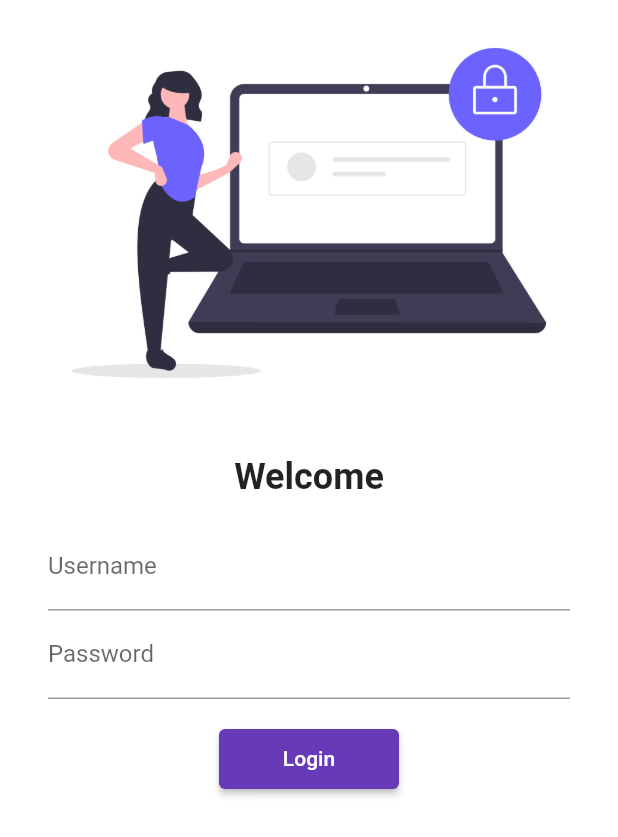
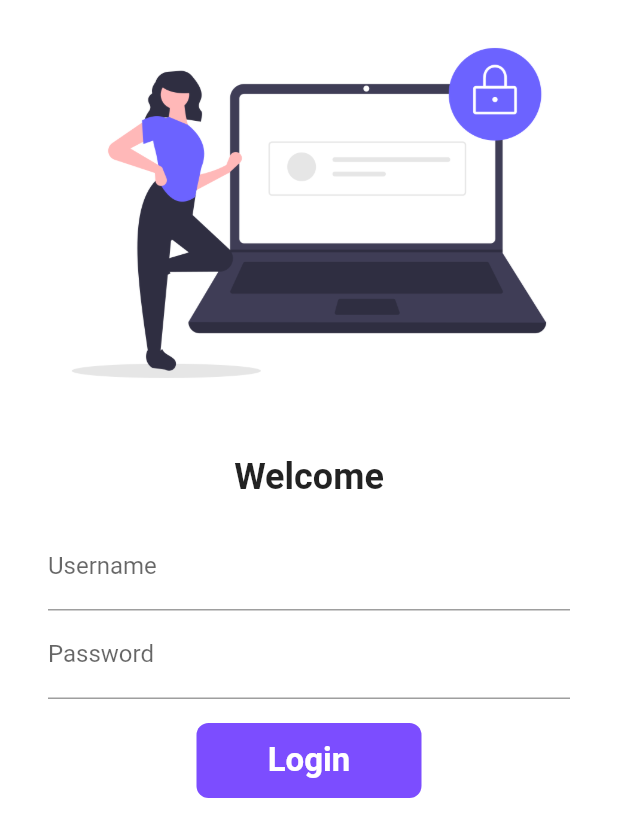
Before and after one commit to XaynMirxa22/flutter_learning, a Flutter app: the screen it shows after launch, on a phone screen of 412 x 824 dp. Shown: the top 837 px of the screen. Run offline on Flutter 3.47's test engine with Material 2 defaults, Android fonts, the phone set to English and light mode, and no system bars; our stand-ins replace google_fonts; Roboto replaces fonts that are missing (Laila).

Commit message:
Part 6 Done

```diff
--- a/lib/pages/part_4.dart
+++ b/lib/pages/part_4.dart
@@ -1,8 +1,15 @@
 import 'package:flutter/material.dart';
 import 'package:lesson_1/utils/routes.dart';
 
-class Part4 extends StatelessWidget {
+class Part4 extends StatefulWidget {
   const Part4({Key? key}) : super(key: key);
+
+  @override
+  State<Part4> createState() => _Part4State();
+}
+
+class _Part4State extends State<Part4> {
+  bool requestApi = false;
 
   @override
   Widget build(BuildContext context) {
@@ -41,12 +48,45 @@ class Part4 extends StatelessWidget {
                 ],
               ),
             ),
-            ElevatedButton(
-                onPressed: () {
-                  Navigator.pushNamed(context, MyRoutes.homeRoute);
-                },
-                child: const Text("Login"),
-                style: TextButton.styleFrom(minimumSize: const Size(120, 40)))
+
+            InkWell(
+              onTap: () async {
+                setState(() {
+                  requestApi = true;
+                });
+
+                await Future.delayed(const Duration(seconds: 2));
+                Navigator.pushReplacementNamed(context, MyRoutes.homeRoute);
+              },
+              child: AnimatedContainer(
+                duration: const Duration(seconds: 2),
+                width: requestApi ? 50.0 : 150.0,
+                height: 50.0,
+                alignment: Alignment.center,
+                child: requestApi
+                    ? const Icon(Icons.done, color: Colors.white)
+                    : const Text(
+                        "Login",
+                        style: TextStyle(
+                          color: Colors.white,
+                          fontWeight: FontWeight.bold,
+                          fontSize: 22.0,
+                        ),
+                      ),
+                decoration: BoxDecoration(
+                  color: Colors.deepPurpleAccent,
+                  borderRadius: BorderRadius.circular(requestApi ? 80 : 8),
+                  //shape: requestApi ? BoxShape.circle : BoxShape.rectangle,
+                ),
+              ),
+            )
+
+            // ElevatedButton(
+            //     onPressed: () {
+            //       Navigator.pushNamed(context, MyRoutes.homeRoute);
+            //     },
+            //     child: const Text("Login"),
+            //     style: TextButton.styleFrom(minimumSize: const Size(120, 40))),
           ],
         ),
       ),
```
